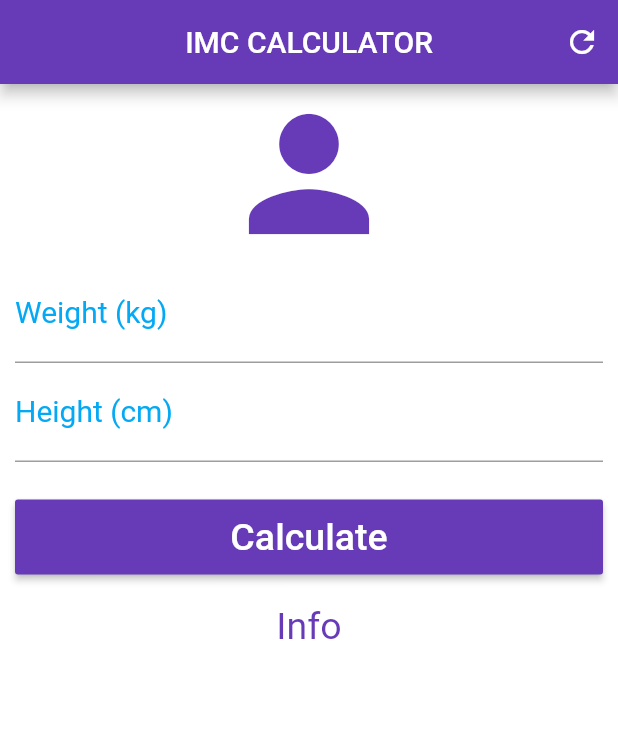
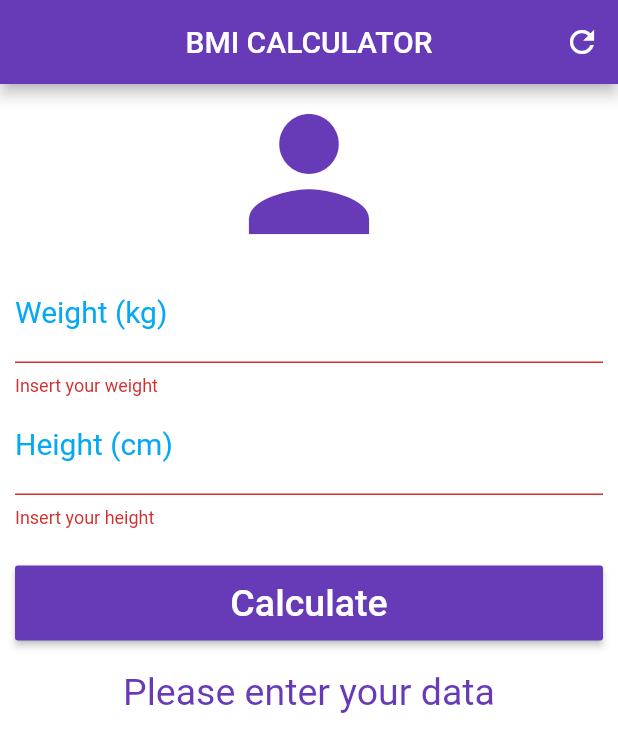
Before and after one commit to 7hayMuller/Flutter, a Flutter app: the screen it shows after launch, after a tap on "Calculate", on a phone screen of 412 x 824 dp. Shown: the top 752 px of the screen. Run offline on Flutter 3.47's test engine with Material 2 defaults, Android fonts, the phone set to English and light mode, and no system bars.

```diff
--- a/imc_app/imc_app/lib/main.dart
+++ b/imc_app/imc_app/lib/main.dart
@@ -13,62 +13,120 @@ class Home extends StatefulWidget {
 }
 
 class _HomeState extends State<Home> {
+  TextEditingController weighController = TextEditingController();
+  TextEditingController heightController = TextEditingController();
+
+  GlobalKey<FormState> _formKey = GlobalKey<FormState>();
+
+  String _infoText = 'Please enter your data';
+
+  void _resetFields() {
+    weighController.text = '';
+    heightController.text = '';
+    setState(() {
+      _infoText = 'Please enter your data';
+    });
+  }
+
+  void _calculate() {
+    setState(() {
+      double weight = double.parse(weighController.text);
+      double height = double.parse(heightController.text) / 100;
+
+      double bmi = weight / (height * height);
+
+      if (bmi < 18.6) {
+        _infoText =
+            "Your weight is below the recommended, your BMI is ${bmi.toStringAsPrecision(4)}";
+      } else if (bmi >= 18.6 && bmi < 24.9) {
+        _infoText = "Ideal weight, your BMI is ${bmi.toStringAsPrecision(4)}";
+      } else if (bmi >= 24.9 && bmi < 29.9) {
+        _infoText =
+            "slightly overweight, your BMI is ${bmi.toStringAsPrecision(4)}";
+      } else if (bmi >= 29.9 && bmi < 34.9) {
+        _infoText = "Obesity I, your BMI is ${bmi.toStringAsPrecision(4)}";
+      } else if (bmi >= 34.9 && bmi < 39.9) {
+        _infoText = "Obesity II , your BMI is ${bmi.toStringAsPrecision(4)}";
+      } else if (bmi > 40.0) {
+        _infoText = "Obesity III , your BMI is ${bmi.toStringAsPrecision(4)}";
+      }
+    });
+  }
+
   @override
   Widget build(BuildContext context) {
     return Scaffold(
         appBar: AppBar(
-          title: Text("IMC CALCULATOR"),
+          title: Text("BMI CALCULATOR"),
           centerTitle: true,
           backgroundColor: Colors.deepPurple,
           actions: <Widget>[
             IconButton(
               icon: Icon(Icons.refresh),
-              onPressed: () {},
+              onPressed: _resetFields,
             )
           ],
         ),
         backgroundColor: Colors.white,
         body: SingleChildScrollView(
             padding: EdgeInsets.fromLTRB(10, 0, 10, 0),
+            child: Form(
+              key: _formKey,
               child: Column(
                 crossAxisAlignment: CrossAxisAlignment.stretch,
                 children: <Widget>[
                   Icon(Icons.person, size: 120.0, color: Colors.deepPurple),
-              TextField(
+                  TextFormField(
                     keyboardType: TextInputType.number,
                     decoration: InputDecoration(
                         labelText: "Weight (kg)",
                         labelStyle: TextStyle(color: Colors.lightBlue)),
                     textAlign: TextAlign.center,
                     style: TextStyle(color: Colors.lightBlue, fontSize: 20.0),
+                    controller: weighController,
+                    validator: (value) {
+                      if (value.isEmpty) {
+                        return "Insert your weight";
+                      }
+                    },
                   ),
-              TextField(
+                  TextFormField(
                     keyboardType: TextInputType.number,
                     decoration: InputDecoration(
                         labelText: "Height (cm)",
                         labelStyle: TextStyle(color: Colors.lightBlue)),
                     textAlign: TextAlign.center,
                     style: TextStyle(color: Colors.lightBlue, fontSize: 20.0),
+                    controller: heightController,
+                    validator: (value) {
+                      if (value.isEmpty) {
+                        return "Insert your height";
+                      }
+                    },
                   ),
                   Padding(
                     padding: EdgeInsets.only(top: 25.0, bottom: 20.0),
                     child: Container(
                       height: 50.0,
                       child: RaisedButton(
-                      onPressed: () {},
+                          onPressed: () {
+                            if (_formKey.currentState.validate()) {
+                              _calculate();
+                            }
+                          },
                           child: Text('Calculate',
-                          style:
-                              TextStyle(color: Colors.white, fontSize: 25.0)),
+                              style: TextStyle(
+                                  color: Colors.white, fontSize: 25.0)),
                           color: Colors.deepPurple),
                     ),
                   ),
                   Text(
-                "Info",
+                    _infoText,
                     textAlign: TextAlign.center,
                     style: TextStyle(color: Colors.deepPurple, fontSize: 25.0),
                   )
                 ],
               ),
-        ));
+            )));
   }
 }
```
Lines whose indentation alone changed are shown as unchanged.
